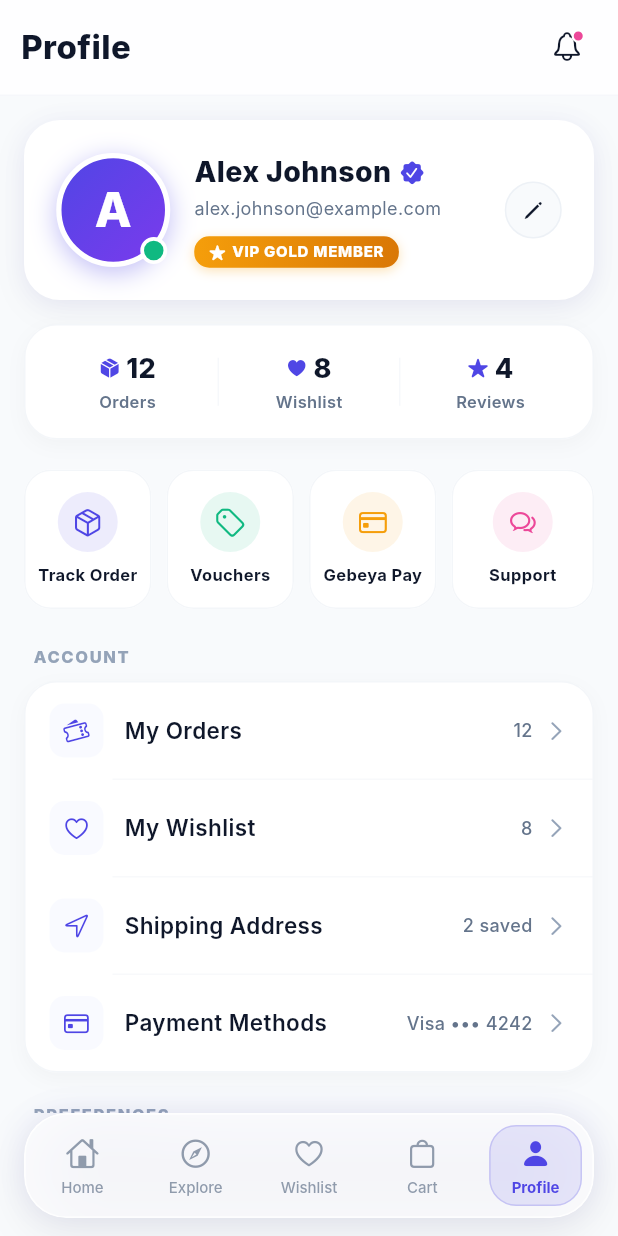
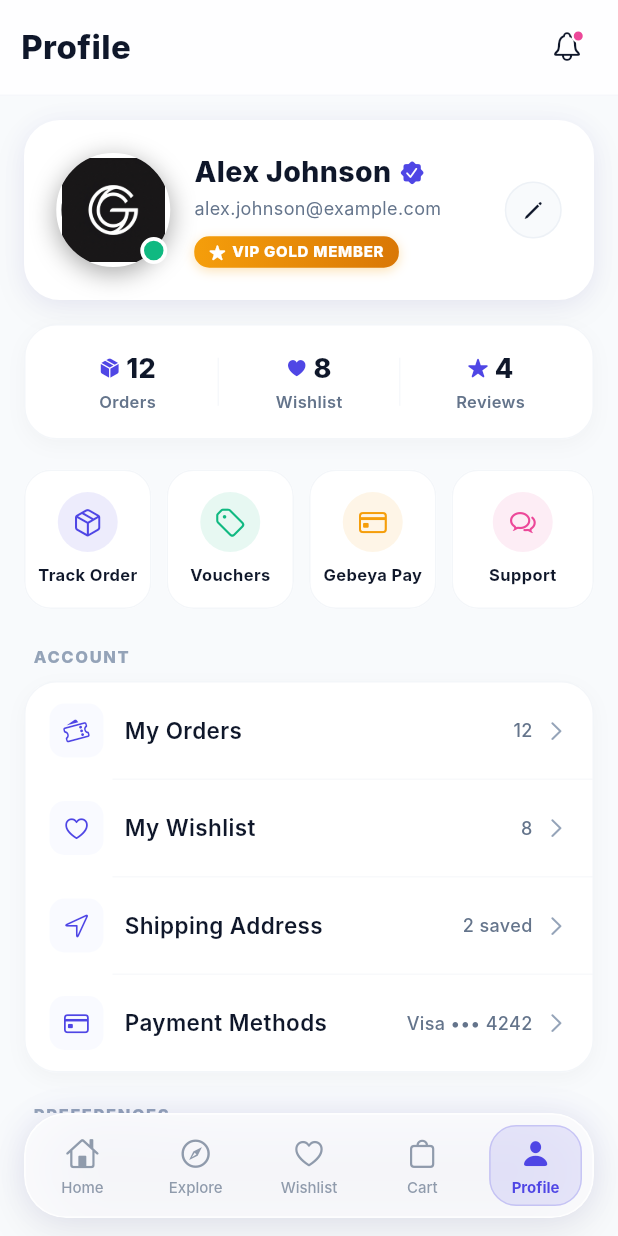
Before and after one commit to dan-seng/flutter-ecommerce, a Flutter app: the screen it shows after launch, item 5 of the bottom bar chosen, on a phone screen of 412 x 824 dp. Run offline on Flutter 3.47's test engine with Material 3 defaults, Android fonts, the phone set to English and light mode, and no system bars; network calls fail; Roboto replaces fonts that are missing (Inter).

Commit message:
feat(branding): add high-contrast black & white luxury logo icon asset and update profile & header avatar badges

```diff
--- a/lib/screens/profile/profile_screen.dart
+++ b/lib/screens/profile/profile_screen.dart
@@ -236,7 +236,7 @@ class _ProfileCard extends StatelessWidget {
                 width: 76,
                 height: 76,
                 decoration: BoxDecoration(
-                  gradient: AppColors.primaryGradient,
+                  color: Colors.black,
                   shape: BoxShape.circle,
                   border: Border.all(
                     color: Colors.white,
@@ -244,21 +244,16 @@ class _ProfileCard extends StatelessWidget {
                   ),
                   boxShadow: [
                     BoxShadow(
-                      color: AppColors.primary.withValues(alpha: 0.35),
+                      color: Colors.black.withValues(alpha: 0.35),
                       blurRadius: 14,
                       offset: const Offset(0, 4),
                     ),
                   ],
                 ),
-                child: const Center(
-                  child: Text(
-                    'A',
-                    style: TextStyle(
-                      color: Colors.white,
-                      fontSize: 32,
-                      fontWeight: FontWeight.w800,
-                    ),
-                  ),
+                clipBehavior: Clip.antiAlias,
+                child: Image.asset(
+                  'assets/images/app_logo_icon.jpg',
+                  fit: BoxFit.cover,
                 ),
               ),
               Positioned(
--- a/pubspec.yaml
+++ b/pubspec.yaml
@@ -58,6 +58,9 @@ flutter:
   # the material Icons class.
   uses-material-design: true
 
+  assets:
+    - assets/images/app_logo_icon.jpg
+
   # To add assets to your application, add an assets section, like this:
   # assets:
   #   - images/a_dot_burr.jpeg
```
Also changed, not shown: lib/screens/home/home_screen.dart (+6 -11 lines), assets/images/app_logo_icon.jpg (added).
